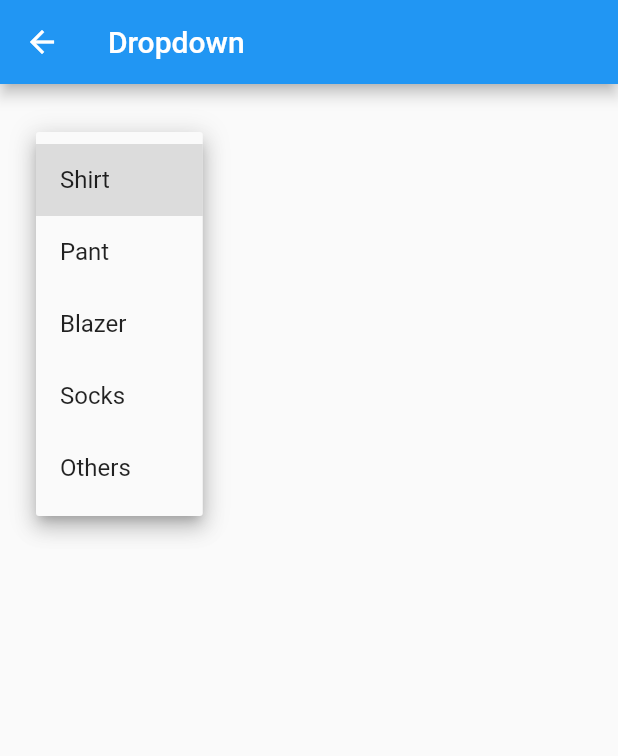
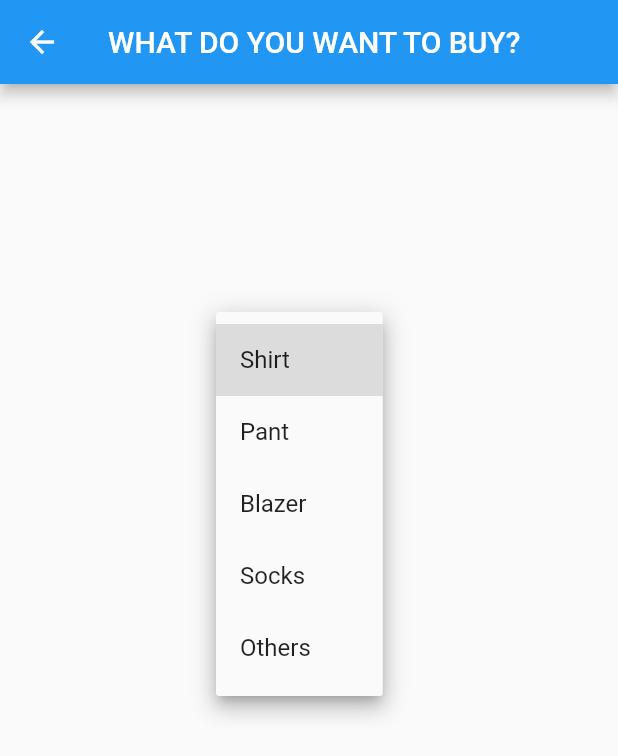
Before and after one commit to Tech-Matrix/Enable, a Flutter app: the BuyPage screen opened directly, after a tap on "Shirt", on a phone screen of 412 x 824 dp. Shown: the top 756 px of the screen. Run offline on Flutter 3.47's test engine with Material 2 defaults, Android fonts, the phone set to English and light mode, and no system bars; network calls fail.

```diff
--- a/lib/BuyPage.dart
+++ b/lib/BuyPage.dart
@@ -1,36 +1,12 @@
 import 'package:flutter/material.dart';
 import 'main.dart';
-/*
-class BuyPage extends StatelessWidget {
-  @override
-  Widget build(BuildContext context) {
-    return Scaffold(
-      appBar: AppBar(
-        title: Text('BUY A UNIFORM'),
-      ),
-      body: Container(
-        decoration:
-         BoxDecoration(
-             image: DecorationImage(
-                        image: NetworkImage("https://i.pinimg.com/236x/29/aa/0d/29aa0d016d0e994677556bcbaebc5e46.jpg"),
-                        fit: BoxFit.cover,
-                        )),
-        child: RaisedButton(
-          onPressed: () => Navigator.pop(context),
-          child: Text('Back'),
-        ),
-      ),
-    );
-  }
-}
-*/
+
 class BuyPage extends StatefulWidget {
   @override
   _BuyPageState createState() => _BuyPageState();
 }
 
 class _BuyPageState extends State<BuyPage> {
-
   int _value = 1;
   //int _value2 = 1;
 
@@ -38,10 +14,10 @@ class _BuyPageState extends State<BuyPage> {
   Widget build(BuildContext context) {
     return Scaffold(
         appBar: AppBar(
-          title: Text("Dropdown "),
+          title: Text("WHAT DO YOU WANT TO BUY?"),
         ),
         body: Container(
-          padding: EdgeInsets.all(40.0),
+          padding: EdgeInsets.all(160.0),
           child: DropdownButton(
               value: _value,
               items: [
@@ -53,25 +29,16 @@ class _BuyPageState extends State<BuyPage> {
                   child: Text("Pant"),
                   value: 2,
                 ),
-                DropdownMenuItem(
-                  child: Text("Blazer"),
-                  value: 3
-                ),
-                DropdownMenuItem(
-                    child: Text("Socks"),
-                    value: 4
-                ),
-                DropdownMenuItem(
-                    child: Text("Others"),
-                    value: 5
-                )
+                DropdownMenuItem(child: Text("Blazer"), value: 3),
+                DropdownMenuItem(child: Text("Socks"), value: 4),
+                DropdownMenuItem(child: Text("Others"), value: 5)
               ],
               onChanged: (value) {
                 setState(() {
                   _value = value;
                 });
               }),
-              /*child: RaisedButton(
+          /*child: RaisedButton(
           onPressed: () => Navigator.pop(context),
           child: Text('Back'),
         ),*/
--- a/lib/DonatePage.dart
+++ b/lib/DonatePage.dart
@@ -1,30 +1,6 @@
 import 'package:flutter/material.dart';
 import 'main.dart';
-/*
-class DonatePage extends StatelessWidget {
-  @override
-  Widget build(BuildContext context) {
 
-    return Scaffold(
-      backgroundColor: Colors.deepOrange,
-      appBar: AppBar(
-        title: Text('DONATE YOUR UNIFORM'),
-      ),
-      body: Container(
-        decoration: BoxDecoration(
-            image: DecorationImage(
-          image: NetworkImage("https://i.pinimg.com/236x/29/aa/0d/29aa0d016d0e994677556bcbaebc5e46.jpg"),
-          fit: BoxFit.cover,
-        )),
-        child: RaisedButton(
-          onPressed: () => Navigator.pop(context),
-          child: Text('Back'),
-        ),
-      ),
-    );
-  }
-}
-*/
 class DonatePage extends StatefulWidget {
   @override
   _DonatePageState createState() => _DonatePageState();
@@ -39,10 +15,10 @@ class _DonatePageState extends State<DonatePage> {
   Widget build(BuildContext context) {
     return Scaffold(
         appBar: AppBar(
-          title: Text("Dropdown "),
+          title: Text("WHAT WOULD YOU LIKE TO DONATE?"),
         ),
         body: Container(
-          padding: EdgeInsets.all(40.0),
+          padding: EdgeInsets.all(160.0),
           child: DropdownButton(
               value: _value,
               items: [
```
